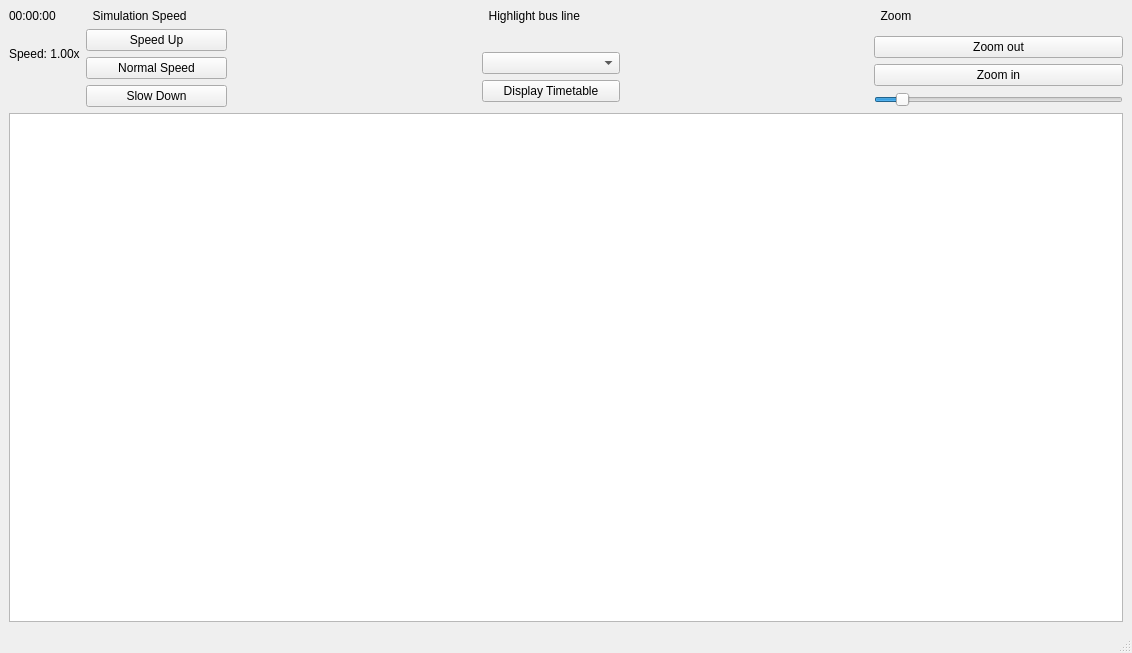
This is mainwindow.ui in expers-vis/ICP as Qt 5 draws it before an edit. The edited form follows.
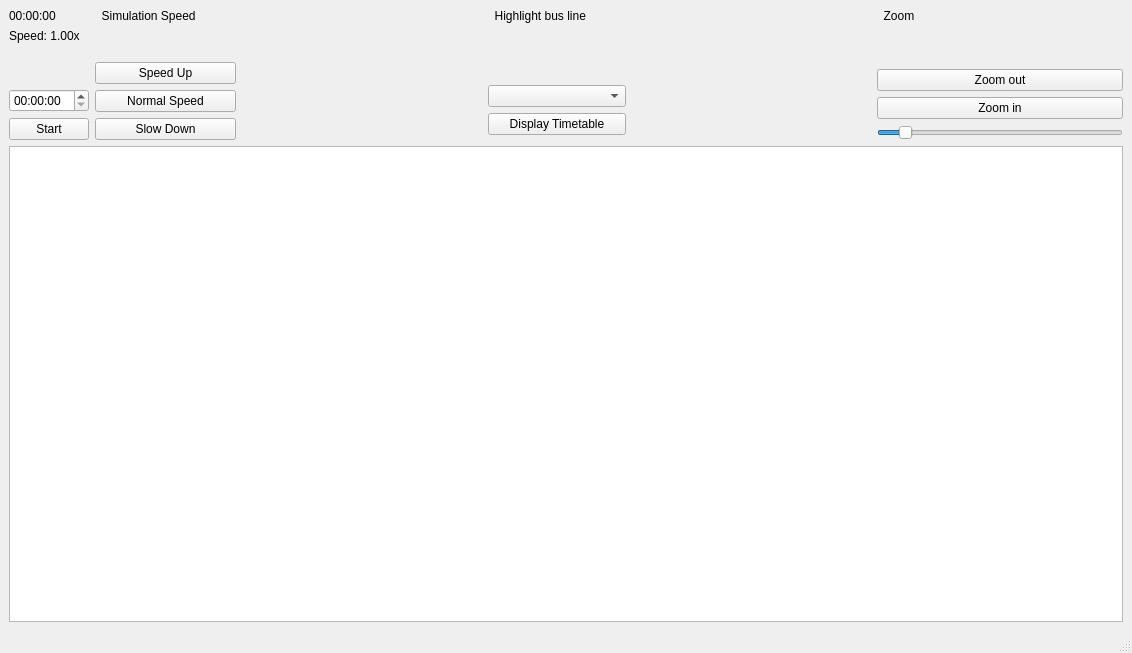
This is the edited form.

What changed in the file:
```diff
--- a/mainwindow.ui
+++ b/mainwindow.ui
@@ -58,6 +58,16 @@
           </property>
          </spacer>
         </item>
+        <item>
+         <widget class="QTimeEdit" name="timeEdit"/>
+        </item>
+        <item>
+         <widget class="QPushButton" name="startBtn">
+          <property name="text">
+           <string>Start</string>
+          </property>
+         </widget>
+        </item>
        </layout>
       </item>
       <item>
```
